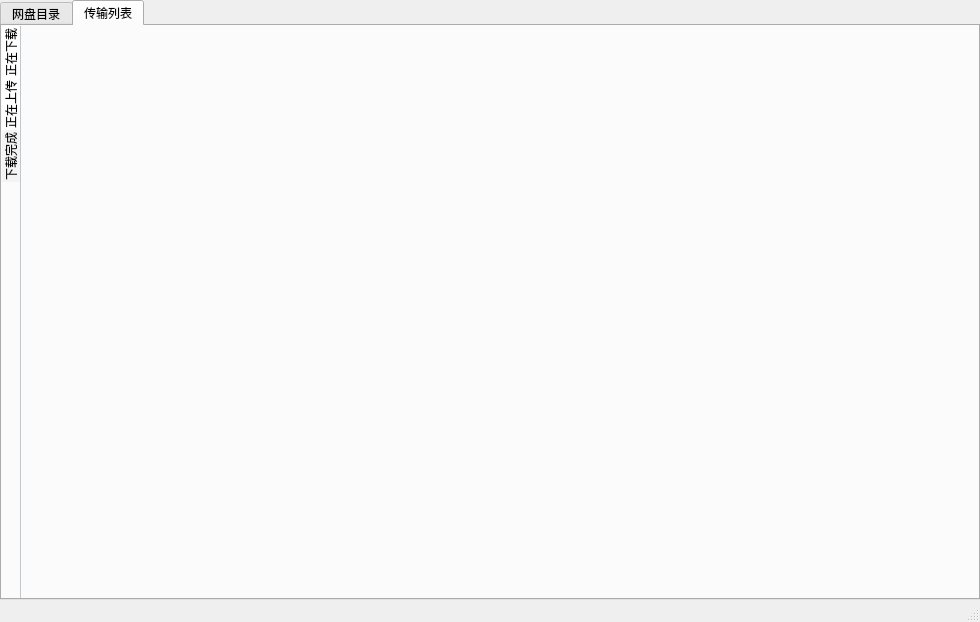
The window that desktop/CloudDisk/clouddiskwindow.ui (hzt1234hf/CloudDisk) describes before a commit, drawn with Qt 5.
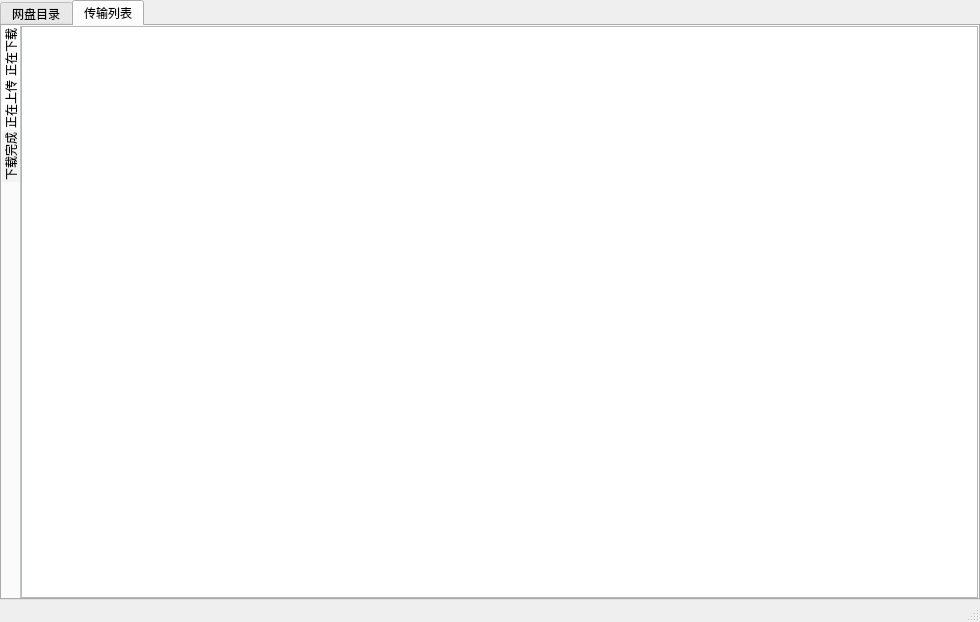
The same window after the commit. The open tabs and pages were chosen to show the change. Icons and pictures are not drawn. Custom widgets are drawn as their Qt base class.

```diff
--- a/desktop/CloudDisk/clouddiskwindow.ui
+++ b/desktop/CloudDisk/clouddiskwindow.ui
@@ -517,6 +517,26 @@
            <attribute name="title">
             <string>下载完成</string>
            </attribute>
+           <layout class="QGridLayout" name="gridLayout_7">
+            <property name="leftMargin">
+             <number>0</number>
+            </property>
+            <property name="topMargin">
+             <number>0</number>
+            </property>
+            <property name="rightMargin">
+             <number>0</number>
+            </property>
+            <property name="bottomMargin">
+             <number>0</number>
+            </property>
+            <property name="spacing">
+             <number>0</number>
+            </property>
+            <item row="0" column="0">
+             <widget class="QListView" name="listView_3"/>
+            </item>
+           </layout>
           </widget>
          </widget>
         </item>
```
Left out of the diff: 90 changed lines with no effect on the pictures.
